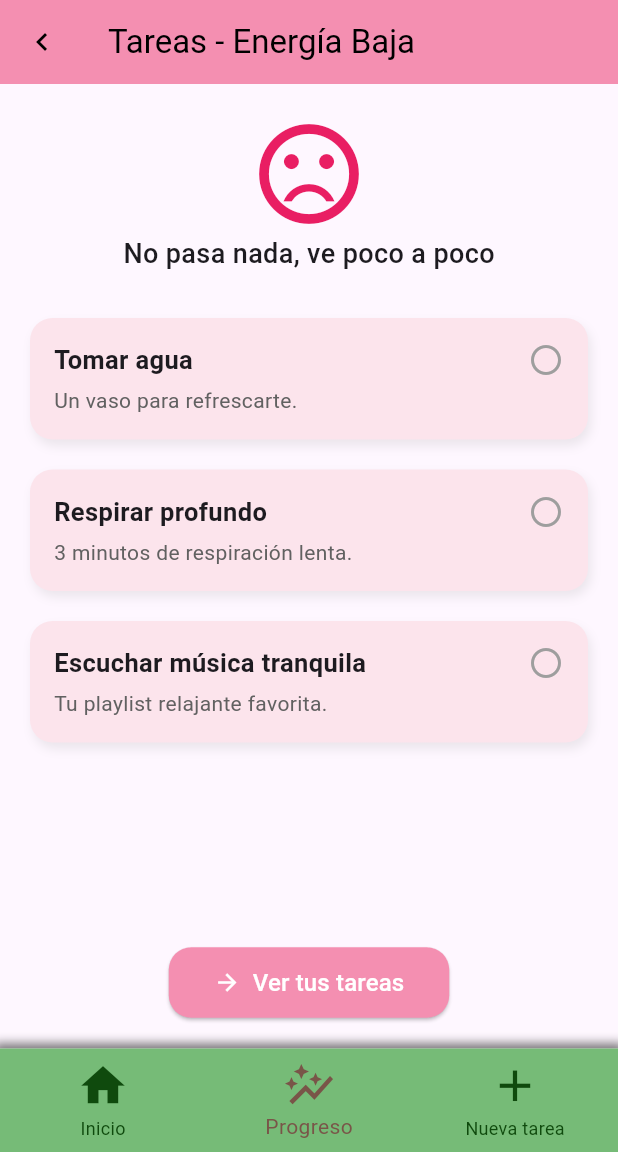
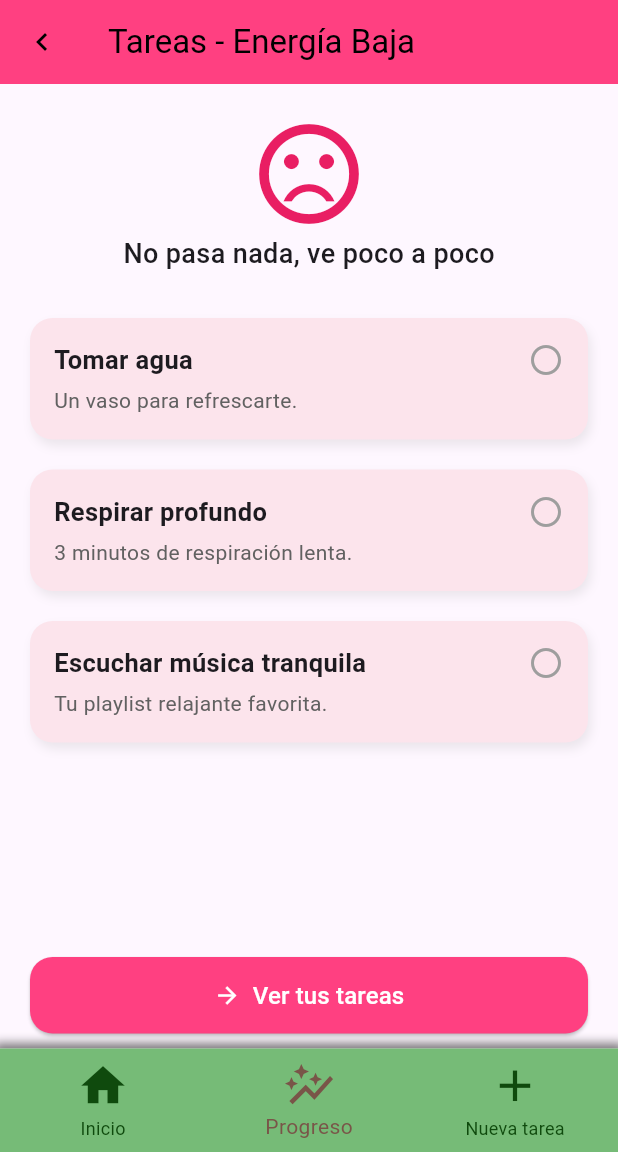
Before and after one commit to GaaloP/energy_tasker, a Flutter app: the screen it shows after launch, item 2 of the bottom bar chosen, on a phone screen of 412 x 824 dp, the part 84-1236 px from its top. Run offline on Flutter 3.47's test engine with Material 3 defaults, Android fonts, the phone set to English and light mode, and no system bars.

Commit message:
widget paramostrar la pagina de energy_tasks y actualizar all_tasks

```diff
--- /dev/null
+++ b/lib/Pages/min_energy_page.dart
@@ -0,0 +1,20 @@
+import 'package:flutter/material.dart';
+import 'package:energy_tasker/data/data_tasks.dart';
+import 'package:energy_tasker/widgets/tasks_present.dart';
+
+class MinEnergyPage extends StatelessWidget {
+  const MinEnergyPage({super.key});
+
+  @override
+  Widget build(BuildContext context) {
+    return EnergyTaskPage(
+      title: 'Tareas - Energía Baja',
+      subtitle: 'No pasa nada, ve poco a poco',
+      icon: Icons.sentiment_very_dissatisfied,
+      iconColor: Colors.pink,
+      appBarColor: Colors.pinkAccent,
+      taskColor: Color.fromARGB(255, 252, 228, 236),
+      tasks: tareasMin,
+    );
+  }
+}
--- a/lib/Pages/min_energy_screen.dart
+++ /dev/null
@@ -1,148 +0,0 @@
-import 'package:flutter/material.dart';
-import 'package:energy_tasker/pages/all_tasks.dart';
-import 'package:energy_tasker/data/data_tasks.dart';
-
-class MinEnergyPage extends StatefulWidget {
-  const MinEnergyPage({super.key});
-
-  @override
-  State<MinEnergyPage> createState() => _MinEnergyPageState();
-}
-
-class _MinEnergyPageState extends State<MinEnergyPage> {
-  @override
-  Widget build(BuildContext context) {
-    return MaterialApp(
-      title: 'Energía Baja',
-      debugShowCheckedModeBanner: false,
-      home: Scaffold(
-        appBar: AppBar(
-          leading: IconButton(
-            icon: const Icon(Icons.keyboard_arrow_left_outlined),
-            onPressed: () {
-              Navigator.pop(context);
-            },
-          ),
-          title: const Text('Tareas - Energía Baja'),
-          backgroundColor: Colors.pink[200],
-          foregroundColor: Colors.black,
-        ),
-        body: Column(
-          children: [
-            const SizedBox(height: 20),
-            const Icon(
-              Icons.sentiment_very_dissatisfied,
-              size: 80,
-              color: Colors.pink,
-            ),
-            const Text(
-              'No pasa nada, ve poco a poco',
-              style: TextStyle(fontSize: 18, fontWeight: FontWeight.w500),
-            ),
-            const SizedBox(height: 20),
-            for (int i = 0; i < tareasMin.length; i++)
-              GestureDetector(
-                onTap: () {
-                  setState(() {
-                    tareasMin[i]['completada'] = ! (tareasMin[i]['completada'] ?? false);
-                  });
-                },
-                child: Container(
-                  margin: const EdgeInsets.symmetric(
-                    vertical: 10,
-                    horizontal: 20,
-                  ),
-                  padding: const EdgeInsets.all(16),
-                  decoration: BoxDecoration(
-                    borderRadius: BorderRadius.circular(15),
-                    gradient: LinearGradient(
-                      colors: (tareasMin[i]['completada'] ?? false)
-                          ? [Color.fromARGB(255, 180, 255, 183), Color.fromARGB(255, 239, 247, 240)]
-                          : [Color.fromARGB(255, 252, 228, 236), Color.fromARGB(255, 252, 228, 236)],
-                    ),
-                    boxShadow: [
-                      BoxShadow(
-                        color: Colors.grey.withOpacity(0.2),
-                        blurRadius: 5,
-                        offset: const Offset(2, 4),
-                      ),
-                    ],
-                  ),
-                  child: Row(
-                    crossAxisAlignment: CrossAxisAlignment.start,
-                    children: [
-                      Expanded(
-                        child: Column(
-                          crossAxisAlignment: CrossAxisAlignment.start,
-                          children: [
-                            Text(
-                              tareasMin[i]['titulo'],
-                              style: TextStyle(
-                                fontSize: 17,
-                                fontWeight: FontWeight.bold,
-                                decoration:(tareasMin[i]['completada'] ?? false)
-                                        ? TextDecoration.lineThrough
-                                        : TextDecoration.none,
-                              ),
-                            ),
-                            SizedBox(height: 5),
-                            Text(
-                              tareasMin[i]['descripcion'],
-                              style: TextStyle(
-                                fontSize: 14,
-                                color: Colors.grey[700],
-                                decoration: (tareasMin[i]['completada'] ?? false)
-                                    ? TextDecoration.lineThrough
-                                    : TextDecoration.none,
-                              ),
-                            ),
-                          ],
-                        ),
-                      ),
-                      Icon(
-                        (tareasMin[i]['completada'] ?? false)
-                            ? Icons.check_circle
-                            : Icons.radio_button_unchecked,
-                        color: (tareasMin[i]['completada'] ?? false)
-                          ?  Colors.green
-                          : Colors.grey,
-                      ),
-                    ],
-                  ),
-                ),
-              ),
-            const Spacer(),
-            Padding(
-              padding: const EdgeInsets.symmetric(horizontal: 20),
-              child: ElevatedButton.icon(
-                onPressed: () {
-                  Navigator.push(
-                    context,
-                    MaterialPageRoute(builder: (_) => const AllTasksPage()),
-                  );
-                },
-                style: ElevatedButton.styleFrom(
-                  backgroundColor: Colors.pink[200],
-                  foregroundColor: Colors.white,
-                  padding: const EdgeInsets.symmetric(
-                    vertical: 12,
-                    horizontal: 30,
-                  ),
-                  shape: RoundedRectangleBorder(
-                    borderRadius: BorderRadius.circular(15),
-                  ),
-                ),
-                icon: const Icon(Icons.arrow_forward),
-                label: const Text(
-                  'Ver tus tareas',
-                  style: TextStyle(fontSize: 16),
-                ),
-              ),
-            ),
-            const SizedBox(height: 20),
-          ],
-        ),
-      ),
-    );
-  }
-}
--- a/lib/data/data_tasks.dart
+++ b/lib/data/data_tasks.dart
@@ -46,6 +46,46 @@ final List<Map<String, dynamic>> tareasMid = [
       'color': Colors.amber,
       'completada': false,
     },
+
+    {
+      'titulo': 'Ver un video educativo',
+      'descripcion': 'Algo que te interese o motive.',
+      'icono': Icons.play_circle_fill,
+      'color': Colors.amber,
+      'completada': false,
+    },
+
+    {
+      'titulo': 'Ver un video educativo',
+      'descripcion': 'Algo que te interese o motive.',
+      'icono': Icons.play_circle_fill,
+      'color': Colors.amber,
+      'completada': false,
+    },
+
+    {
+      'titulo': 'Ver un video educativo',
+      'descripcion': 'Algo que te interese o motive.',
+      'icono': Icons.play_circle_fill,
+      'color': Colors.amber,
+      'completada': false,
+    },
+
+    {
+      'titulo': 'Ver un video educativo',
+      'descripcion': 'Algo que te interese o motive.',
+      'icono': Icons.play_circle_fill,
+      'color': Colors.amber,
+      'completada': false,
+    },
+
+    {
+      'titulo': 'Ver un video educativo',
+      'descripcion': 'Algo que te interese o motive.',
+      'icono': Icons.play_circle_fill,
+      'color': Colors.amber,
+      'completada': true,
+    },
   ];
 
 final List<Map<String, dynamic>> tareasMin = [
--- a/lib/main.dart
+++ b/lib/main.dart
@@ -1,7 +1,7 @@
 import 'package:energy_tasker/pages/all_tasks.dart';
-import 'package:energy_tasker/pages/max_energy_screen.dart';
-import 'package:energy_tasker/pages/min_energy_screen.dart';
-import 'package:energy_tasker/pages/mid_energy_screen.dart';
+import 'package:energy_tasker/pages/max_energy_page.dart';
+import 'package:energy_tasker/pages/min_energy_page.dart';
+import 'package:energy_tasker/pages/mid_energy_page.dart';
 import 'package:energy_tasker/widgets/layout.dart';
 import 'package:flutter/material.dart';
 
--- a/lib/widgets/layout.dart
+++ b/lib/widgets/layout.dart
@@ -1,6 +1,6 @@
 import 'package:energy_tasker/pages/home_screen.dart';
 import 'package:energy_tasker/orgnls/max_energy_screen.dart';
-import 'package:energy_tasker/pages/min_energy_screen.dart';
+import 'package:energy_tasker/pages/min_energy_page.dart';
 import 'package:flutter/material.dart';
 
 class LayoutWidget extends StatefulWidget {
--- /dev/null
+++ b/lib/widgets/tasks_present.dart
@@ -0,0 +1,151 @@
+import 'package:flutter/material.dart';
+import 'package:energy_tasker/pages/all_tasks.dart';
+
+class EnergyTaskPage extends StatefulWidget {
+  final String title;
+  final String subtitle;
+  final IconData icon;
+  final Color iconColor;
+  final Color appBarColor;
+  final Color taskColor;
+  final List<Map<String, dynamic>> tasks;
+
+  const EnergyTaskPage({
+    super.key,
+    required this.title,
+    required this.subtitle,
+    required this.icon,
+    required this.iconColor,
+    required this.appBarColor,
+    required this.taskColor,
+    required this.tasks,
+  });
+
+  @override
+  State<EnergyTaskPage> createState() => _EnergyTaskPageState();
+}
+
+class _EnergyTaskPageState extends State<EnergyTaskPage> {
+  @override
+  Widget build(BuildContext context) {
+    return Scaffold(
+      appBar: AppBar(
+        leading: IconButton(
+          icon: const Icon(Icons.keyboard_arrow_left_outlined),
+          onPressed: () => Navigator.pop(context),
+        ),
+        title: Text(widget.title),
+        backgroundColor: widget.appBarColor,
+        foregroundColor: Colors.black,
+      ),
+      body: Column(
+        children: [
+          const SizedBox(height: 20),
+          Icon(widget.icon, size: 80, color: widget.iconColor),
+          Text(
+            widget.subtitle,
+            style: const TextStyle(fontSize: 18, fontWeight: FontWeight.w500),
+          ),
+          const SizedBox(height: 20),
+          Expanded(
+            child: ListView.builder(
+              padding: const EdgeInsets.only(bottom: 20),
+              itemCount: widget.tasks.length,
+              itemBuilder: (context, i) {
+                final tarea = widget.tasks[i];
+                final completada = tarea['completada'] ?? false;
+
+                return GestureDetector(
+                  onTap: () {
+                    setState(() {
+                      tarea['completada'] = !completada;
+                    });
+                  },
+                  child: Container(
+                    margin: const EdgeInsets.symmetric(vertical: 10, horizontal: 20),
+                    padding: const EdgeInsets.all(16),
+                    decoration: BoxDecoration(
+                      borderRadius: BorderRadius.circular(15),
+                      gradient: LinearGradient(
+                        colors: completada
+                            ? [Color.fromARGB(255, 180, 255, 183), Color.fromARGB(255, 239, 247, 240)]
+                            : [widget.taskColor, widget.taskColor],
+                      ),
+                      boxShadow: [
+                        BoxShadow(
+                          color: Colors.grey.withOpacity(0.2),
+                          blurRadius: 5,
+                          offset: const Offset(2, 4),
+                        ),
+                      ],
+                    ),
+                    child: Row(
+                      crossAxisAlignment: CrossAxisAlignment.start,
+                      children: [
+                        Expanded(
+                          child: Column(
+                            crossAxisAlignment: CrossAxisAlignment.start,
+                            children: [
+                              Text(
+                                tarea['titulo'],
+                                style: TextStyle(
+                                  fontSize: 17,
+                                  fontWeight: FontWeight.bold,
+                                  decoration: completada ? TextDecoration.lineThrough : TextDecoration.none,
+                                ),
+                              ),
+                              const SizedBox(height: 5),
+                              Text(
+                                tarea['descripcion'],
+                                style: TextStyle(
+                                  fontSize: 14,
+                                  color: Colors.grey[700],
+                                  decoration: completada ? TextDecoration.lineThrough : TextDecoration.none,
+                                ),
+                              ),
+                            ],
+                          ),
+                        ),
+                        Icon(
+                          completada ? Icons.check_circle : Icons.radio_button_unchecked,
+                          color: completada ? Colors.green : Colors.grey,
+                        ),
+                      ],
+                    ),
+                  ),
+                );
+              },
+            ),
+          ),
+        ],
+      ),
+      bottomNavigationBar: SafeArea(
+        child: Padding(
+          padding: const EdgeInsets.symmetric(horizontal: 20, vertical: 10),
+          child: ElevatedButton.icon(
+            onPressed: () async {
+              await Navigator.push(
+                context,
+                MaterialPageRoute(builder: (_) => const AllTasksPage()),
+              );
+              setState(() {}); // Para actualizar si hay cambios
+            },
+            style: ElevatedButton.styleFrom(
+              backgroundColor: widget.appBarColor,
+              foregroundColor: Colors.white,
+              padding: const EdgeInsets.symmetric(vertical: 14),
+              shape: RoundedRectangleBorder(
+                borderRadius: BorderRadius.circular(15),
+              ),
+            ),
+            icon: const Icon(Icons.arrow_forward),
+            label: const Text(
+              'Ver tus tareas',
+              style: TextStyle(fontSize: 16),
+            ),
+          ),
+        ),
+      ),
+    );
+  }
+}
```
Also changed, not shown: lib/Pages/all_tasks.dart (+9 -19 lines), lib/Pages/max_energy_page.dart (added, +20 -0 lines), lib/Pages/max_energy_screen.dart (deleted, +0 -149 lines), lib/Pages/mid_energy_page.dart (added, +20 -0 lines), lib/Pages/mid_energy_screen.dart (deleted, +0 -148 lines).
